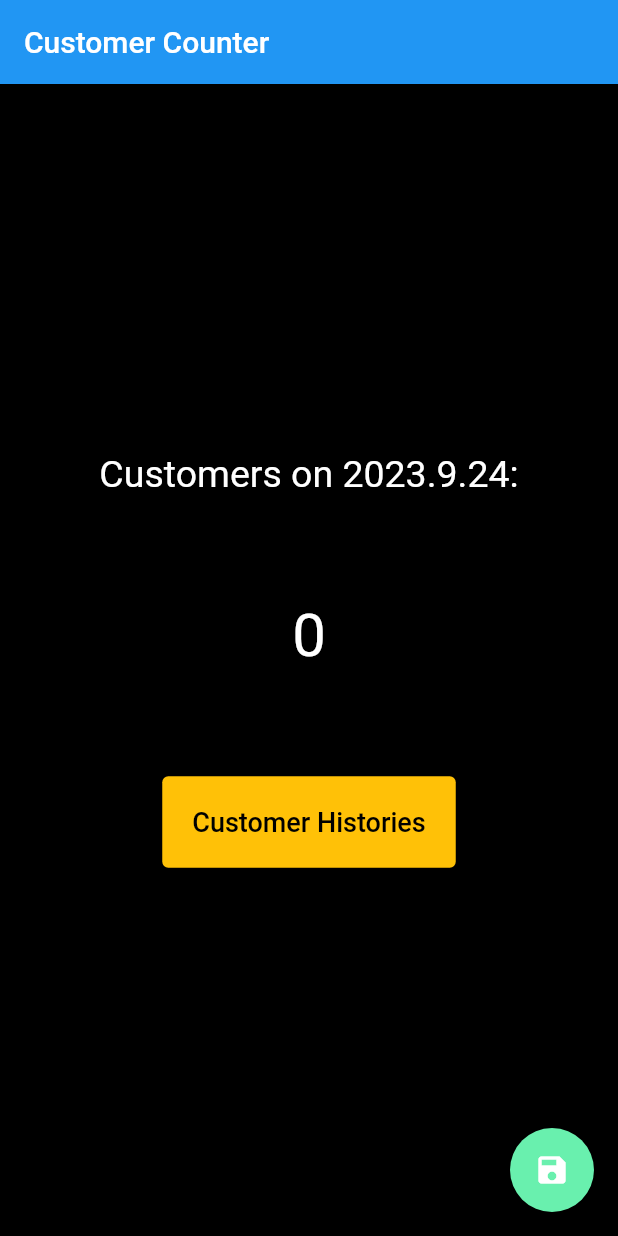
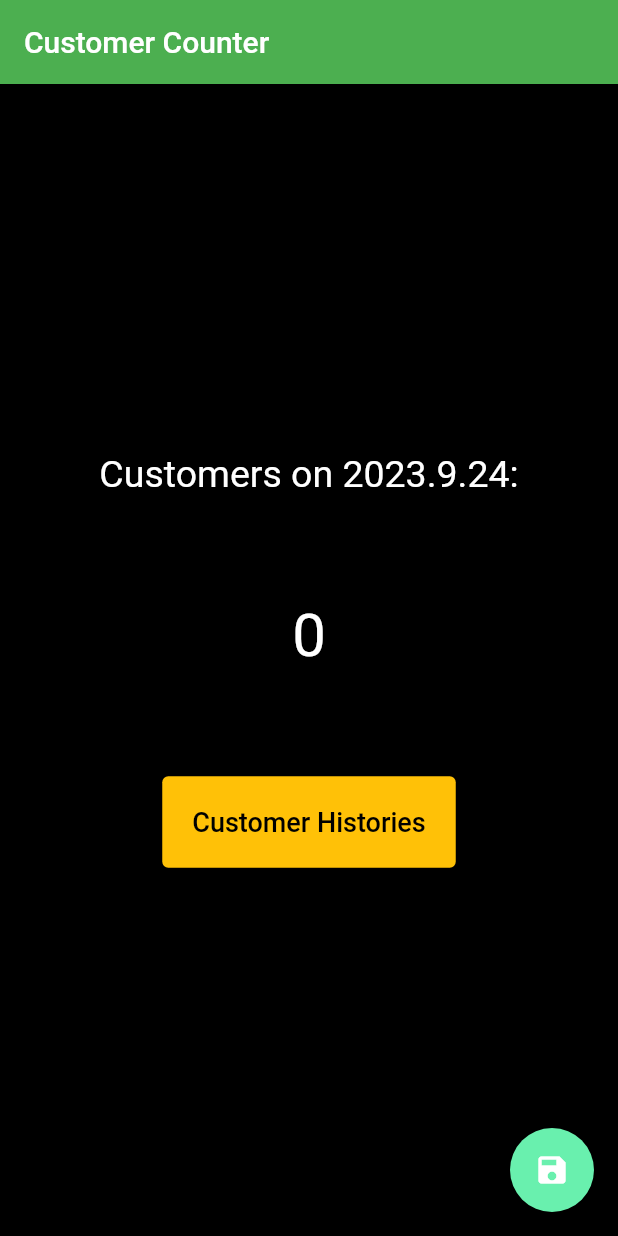
Before and after one commit to daniellee97/Customer_counter_flutter, a Flutter app: the screen it shows after launch, on a phone screen of 412 x 824 dp. Run offline on Flutter 3.47's test engine with Material 2 defaults, Android fonts, the phone set to English and light mode, and no system bars; missing offline and left inert: dart:ffi.

Commit message:
updated theme color and changed the customer history to scrollable view

```diff
--- a/counter/lib/main.dart
+++ b/counter/lib/main.dart
@@ -14,7 +14,7 @@ class MyApp extends StatelessWidget {
     return MaterialApp(
       title: 'Customer Counter',
       theme: ThemeData(
-        primarySwatch: Colors.blue,
+        primarySwatch: Colors.green,
       ),
       home: const CounterScreen(title: 'Customer Counter'),
     );
--- a/counter/lib/screens/counterScreen.dart
+++ b/counter/lib/screens/counterScreen.dart
@@ -66,7 +66,10 @@ class _CounterScreenState extends State<CounterScreen> {
                 margin: const EdgeInsets.only(bottom: 70),
                 child: Text(
                   '$_counter',
-                  style: const TextStyle(color: Colors.white, fontSize: 40),
+                  style: const TextStyle(
+                    color: Colors.white,
+                    fontSize: 40,
+                  ),
                 ),
               ),
               TextButton(
--- a/counter/lib/screens/customerHistory.dart
+++ b/counter/lib/screens/customerHistory.dart
@@ -11,7 +11,7 @@ class CustomerHistoryScreen extends StatelessWidget {
         appBar: AppBar(title: const Text('Customer History')),
         body: Center(
           // child: Text(customerHistory.toString()),
-          child: Column(children: [
+          child: ListView(children: [
             for (var entry in customerHistory.entries) ...[
               ListTile(
                 title: Text(entry.key.toString()),
```
